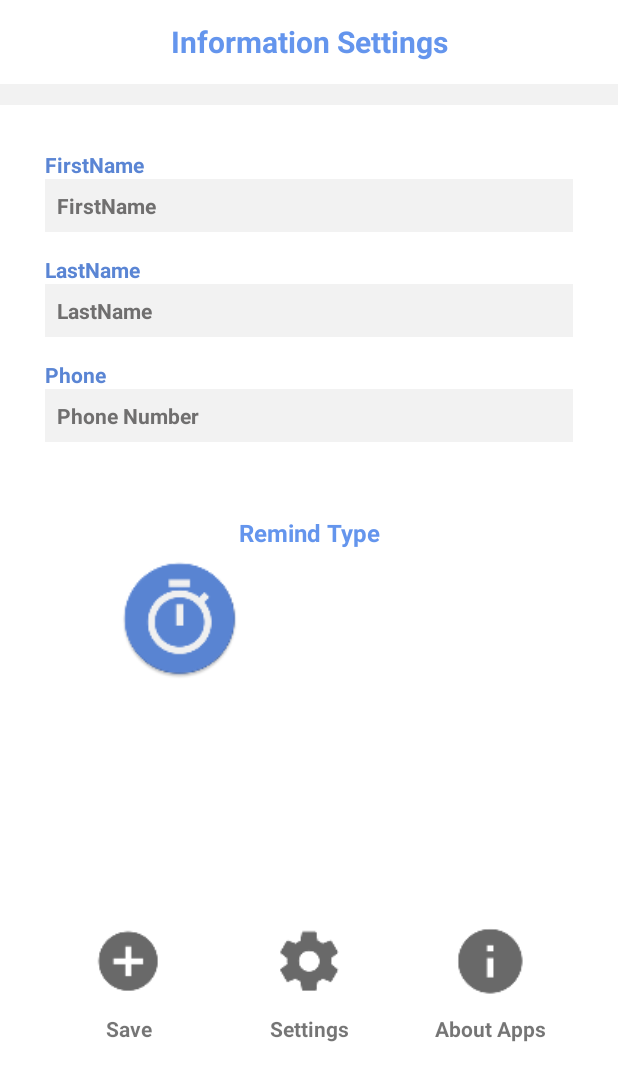
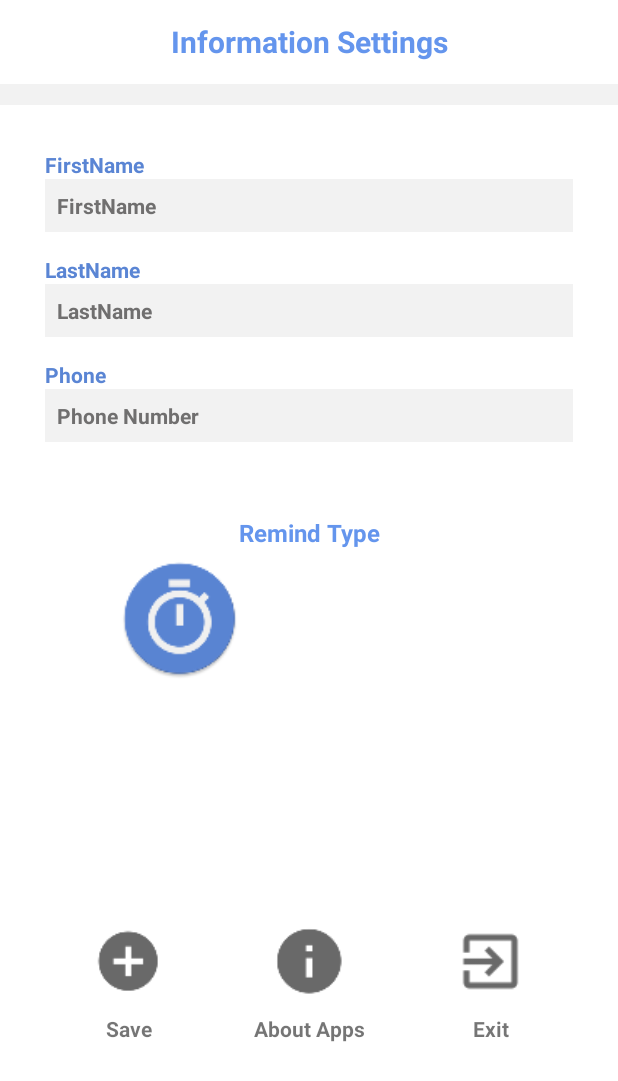
Before and after one commit to IVE-IT114112-FYP-1819/androidVTC, an Android app: the Information_setting screen opened directly, with no data from a screen before it, on a phone screen of 412 x 824 dp. Shown: the top 1081 px of the screen. Run offline under Robolectric (Android 15) with nearby library versions, the phone set to English and light mode, and no system bars.

Commit message:
have bug

```diff
--- a/app/src/main/java/com/example/dennischiu/vtc_androidproject/Information_setting.java
+++ b/app/src/main/java/com/example/dennischiu/vtc_androidproject/Information_setting.java
@@ -4,6 +4,7 @@ import com.example.dennischiu.vtc_androidproject.alert.AlarmReceiver;
 import com.example.dennischiu.vtc_androidproject.alert.BootUpReceiver;
 import com.example.dennischiu.vtc_androidproject.alert.CalActivity;
 import com.example.dennischiu.vtc_androidproject.alert.SetAlarm;
+import com.example.dennischiu.vtc_androidproject.dialog_apps.dialog_apps_information;
 
 import org.w3c.dom.Text;
 
@@ -50,7 +51,8 @@ public class Information_setting extends AppCompatActivity {
     EditText mEditText_phone;
 
     ImageButton mButton_save;
-    ImageButton mImageButton_setting;
+    ImageButton mImageButton_exit;
+    ImageButton mImageButton_info;
     ImageButton mDialogAlert;
 
     Button setTime_button;
@@ -62,8 +64,8 @@ public class Information_setting extends AppCompatActivity {
     private LocationManager mLocationManager;
     private String messages;
 
+
     private String firstname, lastname, phone;//information
-
 
 
     private LocationListener mLocationListener = new LocationListener() {
@@ -98,14 +100,15 @@ public class Information_setting extends AppCompatActivity {
         super.onCreate(savedInstanceState);
         setContentView(R.layout.activity_information_setting);
 
-
         mEditText_firstname = findViewById(R.id.et_firstname);
         mEditText_lastname = findViewById(R.id.et_lastname);
         mEditText_phone = findViewById(R.id.et_phone);
         mButton_save = findViewById(R.id.btn_save);
         mDialogAlert = findViewById(R.id.btn_dialog_setAlarm);
         mErrorMessage = findViewById(R.id.error_message);
-        mImageButton_setting = findViewById(R.id.ImageButton_setting);
+
+        mImageButton_exit = findViewById(R.id.btn_exit);
+        mImageButton_info = findViewById(R.id.ImageButton_info);
 
         SharedPreferences informotion = getSharedPreferences("Information", MODE_PRIVATE);
         firstname = informotion.getString("firstname", "");
@@ -131,8 +134,16 @@ public class Information_setting extends AppCompatActivity {
             }
         });
 
-        mImageButton_setting.setOnClickListener(v -> {
-            Toast.makeText(getApplicationContext(), "TBD", Toast.LENGTH_SHORT).show();
+        mImageButton_exit.setOnClickListener(v -> {
+            Intent intent = new Intent(Intent.ACTION_MAIN);
+            intent.addCategory(Intent.CATEGORY_HOME);
+            intent.setFlags(Intent.FLAG_ACTIVITY_NEW_TASK);
+            startActivity(intent);
+        });
+
+        mImageButton_info.setOnClickListener(v ->{
+            dialog_apps_information.newInstance().show(getSupportFragmentManager(), dialog_apps_information.TAG);
+
         });
 
         mDialogAlert.setOnClickListener(v -> {
@@ -140,14 +151,12 @@ public class Information_setting extends AppCompatActivity {
         });
 
         Intent intentAnswer = getIntent();
-        boolean running = intentAnswer.getBooleanExtra("answer",false);
-        if(running){
+        boolean running = intentAnswer.getBooleanExtra("answer", false);
+        if (running) {
             SetAlertdialog();
         }
 
     }
-
-
 
     public void inputInformationCheck() {
         if (mEditText_firstname.getText().length() == 0) {
--- a/app/src/main/res/layout/activity_information_setting.xml
+++ b/app/src/main/res/layout/activity_information_setting.xml
@@ -165,10 +165,10 @@
         </android.support.constraint.ConstraintLayout>
 
         <ImageButton
-            android:id="@+id/ImageButton_setting"
+            android:id="@+id/ImageButton_info"
             android:layout_width="70dp"
             android:layout_height="70dp"
-            android:background="@mipmap/setting"
+            android:background="@mipmap/info"
             app:layout_constraintBottom_toBottomOf="parent"
             app:layout_constraintEnd_toEndOf="parent"
             app:layout_constraintStart_toStartOf="parent"
@@ -177,12 +177,12 @@
         <TextView
             android:layout_width="wrap_content"
             android:layout_height="wrap_content"
-            android:text="Settings"
+            android:text="About Apps"
             android:textSize="@dimen/text_body"
             android:textStyle="bold"
-            app:layout_constraintEnd_toEndOf="@+id/ImageButton_setting"
-            app:layout_constraintStart_toStartOf="@+id/ImageButton_setting"
-            app:layout_constraintTop_toBottomOf="@+id/ImageButton_setting" />
+            app:layout_constraintEnd_toEndOf="@+id/ImageButton_info"
+            app:layout_constraintStart_toStartOf="@+id/ImageButton_info"
+            app:layout_constraintTop_toBottomOf="@+id/ImageButton_info" />
 
         <ImageButton
             android:id="@+id/btn_save"
@@ -190,7 +190,7 @@
             android:layout_height="70dp"
             android:background="@mipmap/add"
             app:layout_constraintBottom_toBottomOf="parent"
-            app:layout_constraintEnd_toStartOf="@+id/ImageButton_setting"
+            app:layout_constraintEnd_toStartOf="@+id/ImageButton_info"
             app:layout_constraintStart_toStartOf="parent"
             app:layout_constraintTop_toBottomOf="@+id/constraint_layout" />
 
@@ -205,24 +205,24 @@
             app:layout_constraintTop_toBottomOf="@+id/btn_save" />
 
         <ImageButton
-            android:id="@+id/btn_more"
+            android:id="@+id/btn_exit"
             android:layout_width="70dp"
             android:layout_height="70dp"
-            android:background="@mipmap/info"
+            android:background="@mipmap/exit_app"
             app:layout_constraintBottom_toBottomOf="parent"
             app:layout_constraintEnd_toEndOf="parent"
-            app:layout_constraintStart_toEndOf="@+id/ImageButton_setting"
+            app:layout_constraintStart_toEndOf="@+id/ImageButton_info"
             app:layout_constraintTop_toBottomOf="@+id/constraint_layout" />
 
         <TextView
             android:layout_width="wrap_content"
             android:layout_height="wrap_content"
-            android:text="About Apps"
+            android:text="Exit"
             android:textSize="@dimen/text_body"
             android:textStyle="bold"
-            app:layout_constraintEnd_toEndOf="@+id/btn_more"
-            app:layout_constraintStart_toStartOf="@+id/btn_more"
-            app:layout_constraintTop_toBottomOf="@+id/btn_more" />
+            app:layout_constraintEnd_toEndOf="@+id/btn_exit"
+            app:layout_constraintStart_toStartOf="@+id/btn_exit"
+            app:layout_constraintTop_toBottomOf="@+id/btn_exit" />
 
     </android.support.constraint.ConstraintLayout>
 
```
Also changed, not shown: app/src/main/AndroidManifest.xml (+5 -14 lines), app/src/main/java/com/example/dennischiu/vtc_androidproject/Finger/Function_page.java (+0 -13 lines), app/src/main/java/com/example/dennischiu/vtc_androidproject/dialog_apps/dialog_apps_information.java (added, +59 -0 lines), app/src/main/java/com/example/dennischiu/vtc_androidproject/model/Information.java (added, +11 -0 lines), app/src/main/res/layout/activity_function_page.xml (+12 -50 lines), app/src/main/res/layout/dialog_apps_info.xml (added, +44 -0 lines), app/src/main/exit_app-web.png (added), app/src/main/res/mipmap-hdpi/exit_app.png (added), app/src/main/res/mipmap-mdpi/exit_app.png (added), app/src/main/res/mipmap-xhdpi/exit_app.png (added), app/src/main/res/mipmap-xxhdpi/exit_app.png (added), app/src/main/res/mipmap-xxxhdpi/exit_app.png (added), 1 other file.
